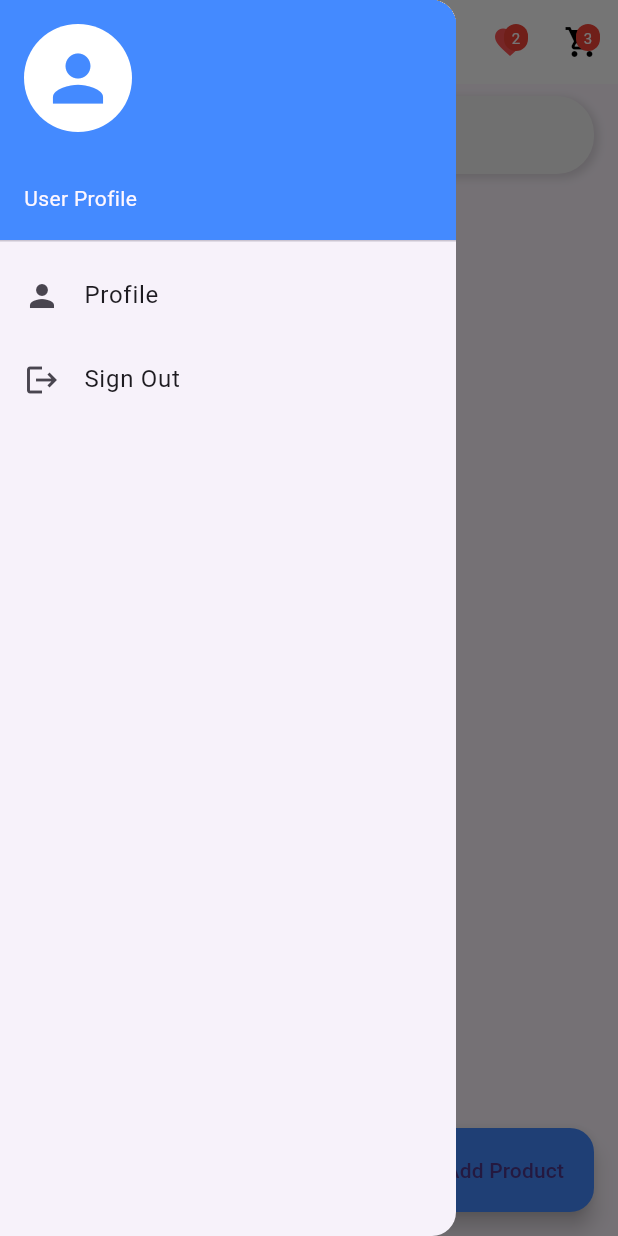
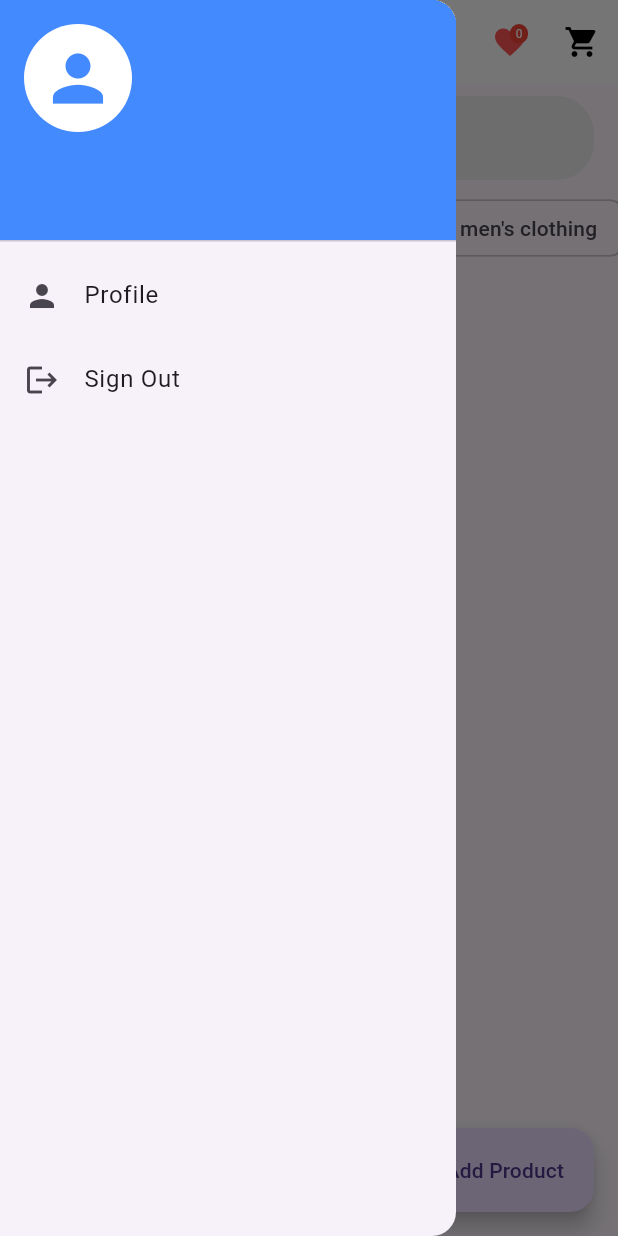
Before and after one commit to mforgon/flutter_with_firebase, a Flutter app: the screen it shows once a user with an empty profile is signed in, with the side drawer open, on a phone screen of 412 x 824 dp. Run offline on Flutter 3.47's test engine with Material 3 defaults, Android fonts, the phone set to English and light mode, and no system bars; our stand-ins replace cloud_firestore, firebase_auth, firebase_core; accounts and stored records are empty.

Commit message:
added filter features based on category, and also recommendation based on the productreccomended, and the count for the wishlist item

```diff
--- a/lib/home_page.dart
+++ b/lib/home_page.dart
@@ -1,3 +1,4 @@
+
 import 'package:flutter/material.dart';
 import 'package:flutter_with_firebase/order_model.dart';
 import 'package:flutter_with_firebase/product.dart';
@@ -12,22 +13,16 @@ import 'login_page.dart';
 import 'package:flutter_with_firebase/firestore_service.dart';
 import 'order_history.dart';
 
-class HomePage extends StatelessWidget {
+class HomePage extends StatefulWidget {
   const HomePage({super.key});
 
-  Future<void> _signOut(BuildContext context) async {
-    try {
-      await FirebaseAuth.instance.signOut();
-      Navigator.pushReplacement(
-        context,
-        MaterialPageRoute(builder: (context) => const LoginPage()),
-      );
-    } catch (e) {
-      ScaffoldMessenger.of(context).showSnackBar(
-        SnackBar(content: Text('Sign out failed: ${e.toString()}')),
-      );
+  @override
+  _HomePageState createState() => _HomePageState();
 }
-  }
+
+class _HomePageState extends State<HomePage> {
+  String _selectedCategory = 'All';
+  List<String> _categories = ["All", "electronics","jewelery","men's clothing","women's clothing"];
 
   @override
   Widget build(BuildContext context) {
@@ -64,21 +59,22 @@ class HomePage extends StatelessWidget {
       const Icon(Icons.favorite, color: Colors.redAccent),
       Positioned(
         right: 0,
+        top: 0,
         child: Container(
-                    padding: const EdgeInsets.all(2),
+          padding: const EdgeInsets.all(1),
           decoration: BoxDecoration(
             color: Colors.red,
-                      borderRadius: BorderRadius.circular(10),
+            borderRadius: BorderRadius.circular(6),
           ),
           constraints: const BoxConstraints(
-                      minWidth: 16,
-                      minHeight: 16,
+            minWidth: 12,
+            minHeight: 12,
           ),
-                    child: const Text(
-                      '2',
-                      style: TextStyle(
+          child: Text(
+            '${productProvider.wishlist.length}',
+            style: const TextStyle(
               color: Colors.white,
-                        fontSize: 10,
+              fontSize: 8,
             ),
             textAlign: TextAlign.center,
           ),
@@ -89,39 +85,13 @@ class HomePage extends StatelessWidget {
   onPressed: () {
     Navigator.push(
       context,
-                MaterialPageRoute(
-                    builder: (context) => const WishlistPage()),
+      MaterialPageRoute(builder: (context) => const WishlistPage()),
     );
   },
 ),
+
           IconButton(
-            icon: Stack(
-              children: [
-                const Icon(Icons.shopping_cart, color: Colors.black),
-                Positioned(
-                  right: 0,
-                  child: Container(
-                    padding: const EdgeInsets.all(2),
-                    decoration: BoxDecoration(
-                      color: Colors.red,
-                      borderRadius: BorderRadius.circular(10),
-                    ),
-                    constraints: const BoxConstraints(
-                      minWidth: 16,
-                      minHeight: 16,
-                    ),
-                    child: const Text(
-                      '3',
-                      style: TextStyle(
-                        color: Colors.white,
-                        fontSize: 10,
-                      ),
-                      textAlign: TextAlign.center,
-                    ),
-                  ),
-                )
-              ],
-            ),
+            icon: const Icon(Icons.shopping_cart, color: Colors.black),
             onPressed: () {
               Navigator.push(
                 context,
@@ -137,8 +107,8 @@ class HomePage extends StatelessWidget {
           children: [
             UserAccountsDrawerHeader(
               decoration: const BoxDecoration(color: Colors.blueAccent),
-              accountName: Text(user.email ?? 'User'),
-              accountEmail: const Text('User Profile'),
+              accountName: Text(user.displayName ?? 'User'),
+              accountEmail: Text(user.email ?? ''),
               currentAccountPicture: const CircleAvatar(
                 backgroundColor: Colors.white,
                 child: Icon(Icons.person, size: 50, color: Colors.blueAccent),
@@ -158,35 +128,32 @@ class HomePage extends StatelessWidget {
             ListTile(
               leading: const Icon(Icons.logout),
               title: const Text('Sign Out'),
-              onTap: () => _signOut(context),
+              onTap: () async {
+                await FirebaseAuth.instance.signOut();
+                Navigator.pushReplacement(
+                  context,
+                  MaterialPageRoute(builder: (context) => const LoginPage()),
+                );
+              },
             ),
           ],
         ),
       ),
-      body: Column(
-        children: [
-          // Search Bar
-          Padding(
+      body: CustomScrollView(
+        slivers: [
+          SliverPadding(
             padding: const EdgeInsets.symmetric(horizontal: 16.0, vertical: 8.0),
-            child: Container(
-              decoration: BoxDecoration(
-                color: Colors.grey[100],
-                borderRadius: BorderRadius.circular(25.0),
-                boxShadow: [
-                  BoxShadow(
-                    color: Colors.black12,
-                    blurRadius: 4.0,
-                    spreadRadius: 1.0,
-                    offset: Offset(2.0, 2.0),
-                  ),
-                ],
-              ),
+            sliver: SliverToBoxAdapter(
               child: TextField(
                 decoration: InputDecoration(
                   hintText: 'Search for products...',
                   prefixIcon: const Icon(Icons.search),
-                  border: InputBorder.none,
-                  contentPadding: const EdgeInsets.symmetric(vertical: 14.0),
+                  border: OutlineInputBorder(
+                    borderRadius: BorderRadius.circular(25.0),
+                    borderSide: BorderSide.none,
+                  ),
+                  filled: true,
+                  fillColor: Colors.grey[200],
                 ),
                 onChanged: (value) {
                   productProvider.searchProducts(value);
@@ -194,26 +161,65 @@ class HomePage extends StatelessWidget {
               ),
             ),
           ),
-          Expanded(
-            child: GridView.builder(
-              padding: const EdgeInsets.all(16.0),
+          SliverToBoxAdapter(
+            child: SingleChildScrollView(
+              scrollDirection: Axis.horizontal,
+              child: Row(
+                children: _categories.map((category) {
+                  return Padding(
+                    padding: const EdgeInsets.symmetric(horizontal: 4.0),
+                    child: ChoiceChip(
+                      label: Text(category),
+                      selected: _selectedCategory == category,
+                      onSelected: (selected) {
+                        setState(() {
+                          _selectedCategory = category;
+                        });
+                        productProvider.filterProductsByCategory(category);
+                      },
+                    ),
+                  );
+                }).toList(),
+              ),
+            ),
+          ),
+          SliverToBoxAdapter(
+            child: _buildHorizontalProductList(
+              context,
+              'Recommended for You',
+              productProvider.getRecommendedProducts(),
+            ),
+          ),
+          SliverPadding(
+            padding: const EdgeInsets.all(8.0),
+            sliver: SliverList(
+              delegate: SliverChildListDelegate(
+                [
+                  const Padding(
+                    padding: EdgeInsets.all(8.0),
+                    child: Text(
+                      'All Products',
+                      style: TextStyle(fontSize: 18, fontWeight: FontWeight.bold),
+                    ),
+                  ),
+                  GridView.builder(
+                    shrinkWrap: true,
+                    physics: const NeverScrollableScrollPhysics(),
+                    padding: const EdgeInsets.all(8.0),
                     itemCount: productProvider.filteredProducts.length,
                     gridDelegate: const SliverGridDelegateWithFixedCrossAxisCount(
                       crossAxisCount: 2,
                       childAspectRatio: 0.5,
-                crossAxisSpacing:4.0,
-                mainAxisSpacing: 4,
+                      crossAxisSpacing: 10,
+                      mainAxisSpacing: 10,
                     ),
                     itemBuilder: (context, index) {
                       final product = productProvider.filteredProducts[index];
-                return _buildProductCard(
-                  context,
-                  product,
-                  user,
-                  firestoreService,
-                  productProvider,
-                );
+                      return _buildProductCard(context, product, user, firestoreService, productProvider);
                     },
+                  ),
+                ],
+              ),
             ),
           ),
         ],
@@ -222,17 +228,84 @@ class HomePage extends StatelessWidget {
         onPressed: () {
           Navigator.push(
             context,
-            MaterialPageRoute(
-              builder: (context) => const EditProductPage(),
-            ),
+            MaterialPageRoute(builder: (context) => const EditProductPage()),
           );
         },
         label: const Text('Add Product'),
         icon: const Icon(Icons.add),
-        backgroundColor: Colors.blueAccent,
       ),
     );
   }
+
+  Widget _buildHorizontalProductList(BuildContext context, String title, List<Product> products) {
+  return Column(
+    crossAxisAlignment: CrossAxisAlignment.start,
+    children: [
+      Padding(
+        padding: const EdgeInsets.all(8.0),
+        child: Text(
+          title,
+          style: const TextStyle(fontSize: 18, fontWeight: FontWeight.bold),
+        ),
+      ),
+      SizedBox(
+        height: 220, // Increased height to accommodate content
+        child: ListView.builder(
+          scrollDirection: Axis.horizontal,
+          itemCount: products.length,
+          itemBuilder: (context, index) {
+            final product = products[index];
+            return Container(
+              width: 160, // Increased width for better layout
+              margin: const EdgeInsets.symmetric(horizontal: 4.0),
+              child: Card(
+                elevation: 2.0,
+                shape: RoundedRectangleBorder(
+                  borderRadius: BorderRadius.circular(8.0),
+                ),
+                child: Column(
+                  crossAxisAlignment: CrossAxisAlignment.start,
+                  children: [
+                    ClipRRect(
+                      borderRadius: const BorderRadius.vertical(top: Radius.circular(8.0)),
+                      child: Image.network(
+                        product.imageUrl,
+                        height: 120,
+                        width: double.infinity,
+                        fit: BoxFit.cover,
+                      ),
+                    ),
+                    Padding(
+                      padding: const EdgeInsets.all(8.0),
+                      child: Column(
+                        crossAxisAlignment: CrossAxisAlignment.start,
+                        children: [
+                          Text(
+                            product.name,
+                            style: const TextStyle(fontWeight: FontWeight.bold),
+                            maxLines: 2,
+                            overflow: TextOverflow.ellipsis,
+                          ),
+                          const SizedBox(height: 4),
+                          Text(
+                            '\$${product.price.toStringAsFixed(2)}',
+                            style: const TextStyle(color: Colors.green),
+                          ),
+                        ],
+                      ),
+                    ),
+                  ],
+                ),
+              ),
+            );
+          },
+        ),
+      ),
+    ],
+  );
+}
+
+
   Widget _buildProductCard(
     BuildContext context,
     Product product,
@@ -262,7 +335,7 @@ class HomePage extends StatelessWidget {
                 borderRadius: const BorderRadius.vertical(top: Radius.circular(16.0)),
                 child: Image.network(
                   product.imageUrl,
-                fit: BoxFit.contain,
+                  fit: BoxFit.cover,
                 ),
               ),
             ),
@@ -274,9 +347,6 @@ class HomePage extends StatelessWidget {
                   mainAxisAlignment: MainAxisAlignment.spaceBetween,
                   crossAxisAlignment: CrossAxisAlignment.start,
                   children: [
-                  Column(
-                    crossAxisAlignment: CrossAxisAlignment.start,
-                    children: [
                     Text(
                       product.name,
                       style: const TextStyle(
@@ -286,15 +356,12 @@ class HomePage extends StatelessWidget {
                       maxLines: 2,
                       overflow: TextOverflow.ellipsis,
                     ),
-                      const SizedBox(height: 4.0),
                     Text(
                       '\$${product.price.toStringAsFixed(2)}',
                       style: const TextStyle(
                         color: Colors.green,
                         fontSize: 12.0,
                       ),
-                      ),
-                    ],
                     ),
                     Row(
                       mainAxisAlignment: MainAxisAlignment.spaceEvenly,
@@ -305,8 +372,7 @@ class HomePage extends StatelessWidget {
                             Navigator.push(
                               context,
                               MaterialPageRoute(
-                              builder: (context) =>
-                                  EditProductPage(product: product),
+                                builder: (context) => EditProductPage(product: product),
                               ),
                             );
                           },
@@ -320,8 +386,7 @@ class HomePage extends StatelessWidget {
                         IconButton(
                           icon: const Icon(Icons.add_shopping_cart, size: 20),
                           onPressed: () {
-                          _placeOrder(
-                              context, product, user!.uid, firestoreService);
+                            _placeOrder(context, product, user!.uid, firestoreService);
                           },
                         ),
                       ],
@@ -335,8 +400,8 @@ class HomePage extends StatelessWidget {
       ),
     );
   }
-    void _placeOrder(BuildContext context, Product product, String userId,
-      FirestoreService firestoreService) {
+
+  void _placeOrder(BuildContext context, Product product, String userId, FirestoreService firestoreService) {
     final orderId = DateTime.now().millisecondsSinceEpoch.toString();
     final newOrder = Order(
       id: orderId,
@@ -352,7 +417,7 @@ class HomePage extends StatelessWidget {
       );
     }).catchError((error) {
       ScaffoldMessenger.of(context).showSnackBar(
-        SnackBar(content: Text('Error placing order: $error')),
+        SnackBar(content: Text('Error placingerror')),
       );
     });
   }
--- a/lib/product_provider.dart
+++ b/lib/product_provider.dart
@@ -8,12 +8,14 @@ class ProductProvider with ChangeNotifier {
   List<Product> _filteredProducts = [];
   final List<Product> _wishlist = [];
 
+
   List<Product> get products => _products;
   List<Product> get filteredProducts => _filteredProducts;
   List<Product> get wishlist => _wishlist;
 
   ProductProvider() {
     _firestoreService.getProducts().listen(_updateProducts);
+
   }
 
   void _updateProducts(List<Product> products) {
@@ -43,6 +45,45 @@ class ProductProvider with ChangeNotifier {
     notifyListeners();
   }
 
+
+void filterProductsByCategory(String category) {
+    if (category == 'All') {
+      _filteredProducts = _products;
+    } else {
+      _filteredProducts = _products.where((product) => product.category == category).toList();
+    }
+    notifyListeners();
+  }
+
+List<Product> getRecommendedProducts() {
+  List<Product> recommendations = [];
+  Set<String> usedCategories = Set();
+
+  // Use filtered products instead of all products
+  List<Product> productsToRecommend = _filteredProducts.isNotEmpty ? _filteredProducts : _products;
+
+  // Shuffle the products to get random recommendations
+  List<Product> shuffledProducts = List.from(productsToRecommend)..shuffle();
+
+  for (Product product in shuffledProducts) {
+    if (!usedCategories.contains(product.category)) {
+      recommendations.add(product);
+      usedCategories.add(product.category);
+    }
+
+    // Stop when we have 5 products or have used all categories
+    if (recommendations.length == 5 || recommendations.length == productsToRecommend.length) {
+      break;
+    }
+  }
+
+  return recommendations;
+}
+
+
+
+
+
   Future<void> addProduct(Product product) async {
     await _firestoreService.addProduct(product);
   }
```
Lines whose indentation alone changed are shown as unchanged.
